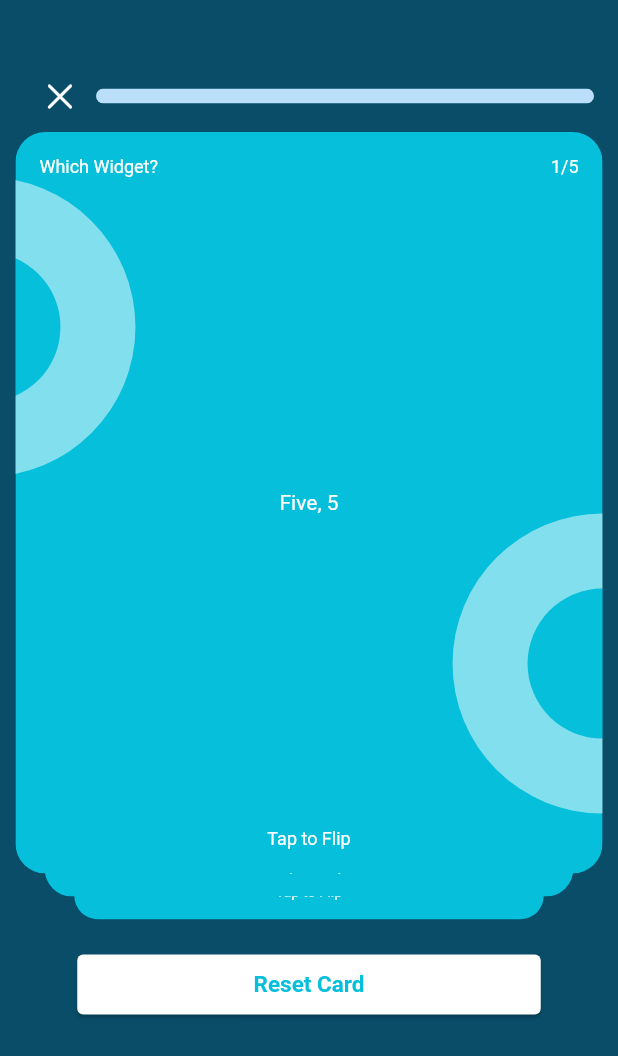
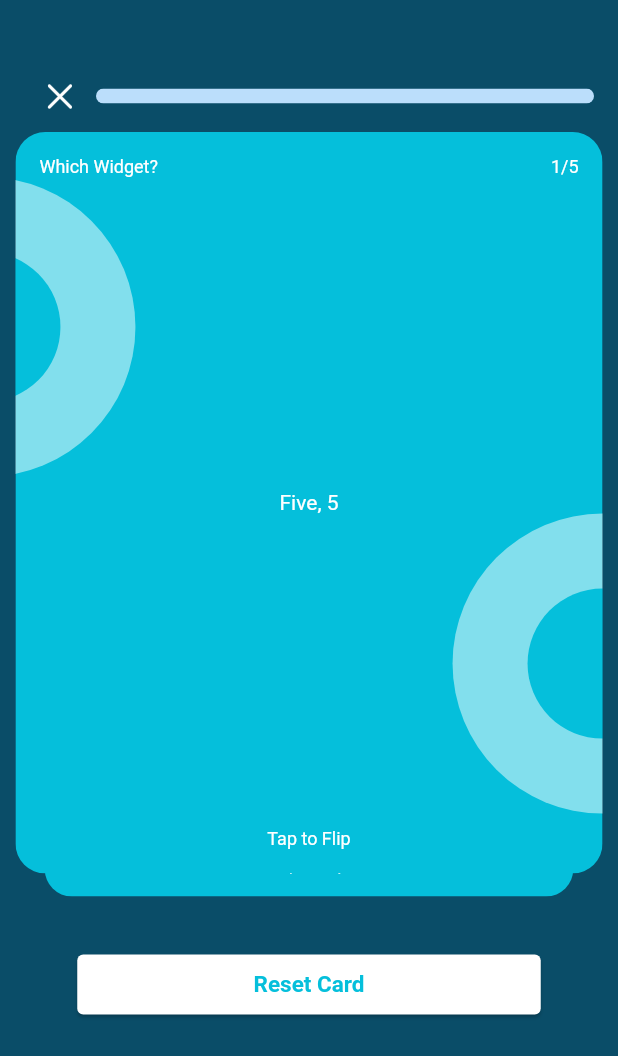
Before and after one commit to Richmond-Nunoo/Flutter-Riddles, a Flutter app: the screen it shows after launch, after a tap on "Flash Cards", on a phone screen of 412 x 824 dp. Shown: the top 1056 px of the screen. Run offline on Flutter 3.47's test engine with Material 2 defaults, Android fonts, the phone set to English and light mode, and no system bars; drawn by our look-alikes of appinio_swiper, flip_card.

Commit message:
making improvements to ui

```diff
--- a/lib/views/flash_cards.dart
+++ b/lib/views/flash_cards.dart
@@ -100,12 +100,12 @@ class MyCustomWidgetState extends State<MyCustomWidget> {
                   ],
                 ),
               ),
-              Container(
+              SizedBox(
                 width: MediaQuery.of(context).size.width * 0.95,
                 height: MediaQuery.of(context).size.height * 0.60,
                 child: AppinioSwiper(
                   loop: true,
-                  backgroundCardsCount: 2,
+                  backgroundCardsCount: 1,
                   swipeOptions: const AppinioSwipeOptions.all(),
                   unlimitedUnswipe: true,
                   controller: controller,
--- a/lib/views/homepage.dart
+++ b/lib/views/homepage.dart
@@ -3,7 +3,6 @@ import 'package:flashcards_quiz/views/flash_cards.dart';
 import 'package:flashcards_quiz/views/model.dart';
 import 'package:flashcards_quiz/views/widget_time.dart';
 import 'package:flip_card/flip_card.dart';
-import 'package:flutter/cupertino.dart';
 import 'package:flutter/material.dart';
 
 class HomePage extends StatelessWidget {
@@ -11,7 +10,9 @@ class HomePage extends StatelessWidget {
 
   @override
   Widget build(BuildContext context) {
+    const Color bgColor3 = Color(0xFF0A4D68);
     return Scaffold(
+      backgroundColor: bgColor3,
       body: SafeArea(
         child: Padding(
           padding: const EdgeInsets.only(top: 20, left: 10, right: 10),
```
